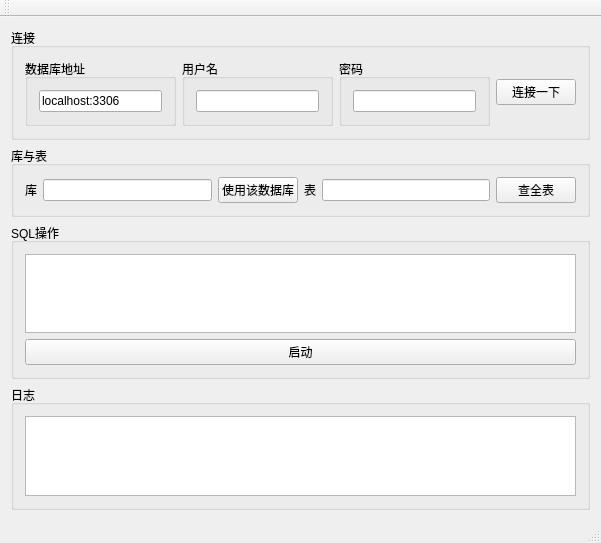
gongfpp/DataBaseTool, file mainwindow.ui: the form before one commit.
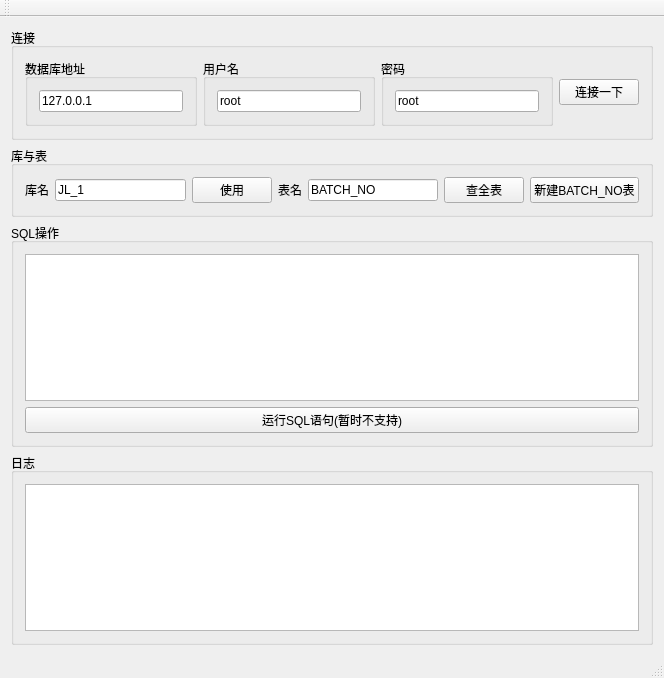
The form after the commit.

The edit to the form file:
```diff
--- a/mainwindow.ui
+++ b/mainwindow.ui
@@ -6,8 +6,8 @@
    <rect>
     <x>0</x>
     <y>0</y>
-    <width>601</width>
-    <height>543</height>
+    <width>664</width>
+    <height>678</height>
    </rect>
   </property>
   <property name="windowTitle">
@@ -30,7 +30,7 @@
           <item>
            <widget class="QLineEdit" name="lineEditDBAddr">
             <property name="text">
-             <string>localhost:3306</string>
+             <string>127.0.0.1</string>
             </property>
            </widget>
           </item>
@@ -44,7 +44,11 @@
          </property>
          <layout class="QGridLayout" name="gridLayout">
           <item row="0" column="0">
-           <widget class="QLineEdit" name="lineEditUserName"/>
+           <widget class="QLineEdit" name="lineEditUserName">
+            <property name="text">
+             <string>root</string>
+            </property>
+           </widget>
           </item>
          </layout>
         </widget>
@@ -56,7 +60,11 @@
          </property>
          <layout class="QVBoxLayout" name="verticalLayout_2">
           <item>
-           <widget class="QLineEdit" name="lineEditUserPassword"/>
+           <widget class="QLineEdit" name="lineEditUserPassword">
+            <property name="text">
+             <string>root</string>
+            </property>
+           </widget>
           </item>
          </layout>
         </widget>
@@ -80,29 +88,37 @@
        <item>
         <widget class="QLabel" name="label_2">
          <property name="text">
-          <string>库</string>
+          <string>库名</string>
          </property>
         </widget>
        </item>
        <item>
-        <widget class="QLineEdit" name="lineEditDBName"/>
+        <widget class="QLineEdit" name="lineEditDBName">
+         <property name="text">
+          <string>JL_1</string>
+         </property>
+        </widget>
        </item>
        <item>
         <widget class="QPushButton" name="pushButtonUseDB">
          <property name="text">
-          <string>使用该数据库</string>
+          <string>使用</string>
          </property>
         </widget>
        </item>
        <item>
         <widget class="QLabel" name="label">
          <property name="text">
-          <string>表</string>
+          <string>表名</string>
          </property>
         </widget>
        </item>
        <item>
-        <widget class="QLineEdit" name="lineEditTableName"/>
+        <widget class="QLineEdit" name="lineEditTableName">
+         <property name="text">
+          <string>BATCH_NO</string>
+         </property>
+        </widget>
        </item>
        <item>
         <widget class="QPushButton" name="pushButtonSelectAllFromTable">
@@ -111,6 +127,13 @@
          </property>
         </widget>
        </item>
+       <item>
+        <widget class="QPushButton" name="pushButtonCreateTable">
+         <property name="text">
+          <string>新建BATCH_NO表</string>
+         </property>
+        </widget>
+       </item>
       </layout>
      </widget>
     </item>
@@ -126,7 +149,7 @@
        <item>
         <widget class="QPushButton" name="pushButtonSQLExecute">
          <property name="text">
-          <string>启动</string>
+          <string>运行SQL语句(暂时不支持)</string>
          </property>
         </widget>
        </item>
```
Left out of the diff: 6 changed lines with no effect on the pictures.
